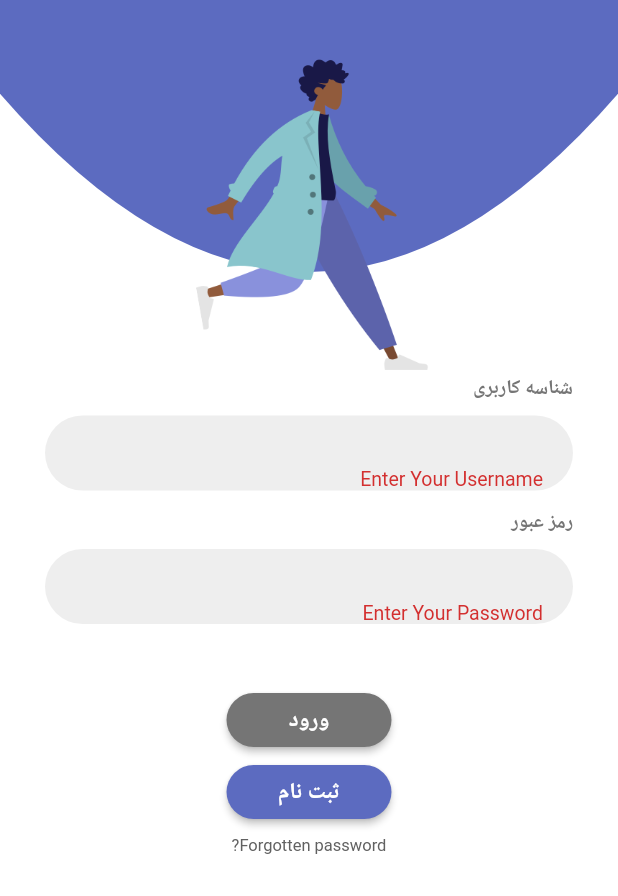
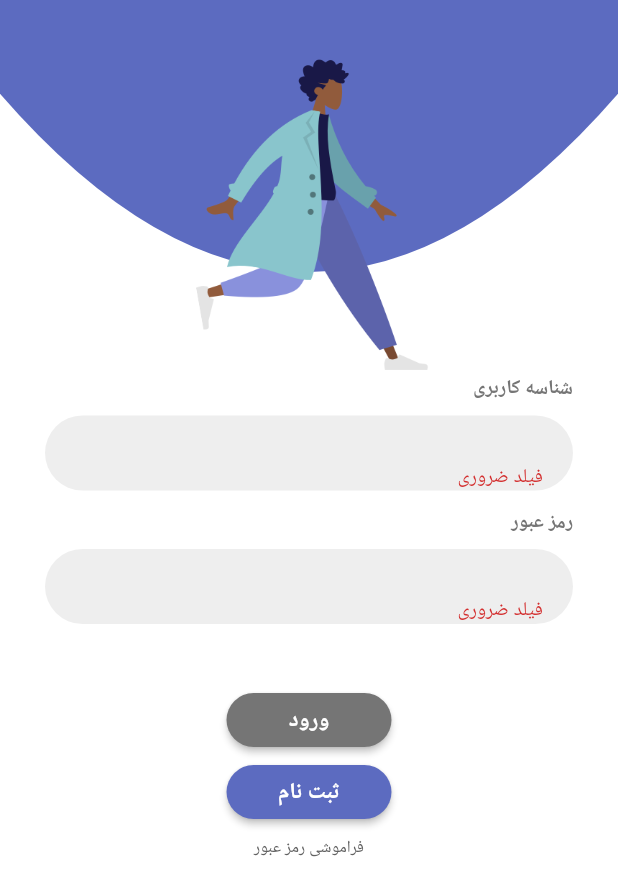
Before and after one commit to payam-zahedi/auth_dropp_api, a Flutter app: the screen it shows after launch, after a tap on "فارسی", after a tap on "ورود", on a phone screen of 412 x 824 dp. Shown: the top 896 px of the screen. Run offline on Flutter 3.47's test engine with Material 2 defaults, Android fonts, the phone set to English and light mode, and no system bars; our stand-ins replace bloc, dio, equatable, flutter_bloc, pin_code_fields.

Commit message:
fix Loging_bloc

```diff
--- a/lang/en.json
+++ b/lang/en.json
@@ -1,5 +1,7 @@
 {
   "emailFieldLabel": "Email",
+  "errorWhileLogin": "Error Occur",
+  "TextFieldError": "Please Enter Information",
   "passFieldLabel": "Password",
   "loginBtnLabel": "Log in",
   "signUpBtnLabel": "Sign Up",
--- a/lang/fa.json
+++ b/lang/fa.json
@@ -1,5 +1,7 @@
 {
   "emailFieldLabel": "ایمیل",
+  "errorWhileLogin": "مشکلی رخ داده است",
+  "TextFieldError": "فیلد ضروری",
   "passFieldLabel": "رمز عبور",
   "loginBtnLabel": "ورود",
   "signUpBtnLabel": "ثبت نام",
--- a/lib/pages/login.dart
+++ b/lib/pages/login.dart
@@ -31,12 +31,12 @@ class _LoginPageState extends State<LoginPage> {
         body: BlocListener<LoginBloc, LoginState>(
           listener: (context, state) {
             if (state is LoginSucceed) {
-              Navigator.push(context, MaterialPageRoute(builder: (context) => ProfilePage()));
+              Navigator.pushReplacement(context, MaterialPageRoute(builder: (context) => ProfilePage()));
             } else if (state is LoginError) {
               Scaffold.of(context).showSnackBar(
                 SnackBar(
                   backgroundColor: Colors.red,
-                  content: Text('Failed'),
+                  content: Text(AppLocalizations.of(context).translate('errorWhileLogin')),
                 ),
               );
             }
@@ -70,7 +70,7 @@ class _LoginPageState extends State<LoginPage> {
                           child: TextFormField(
                             validator: (val) {
                               if (val.isEmpty) {
-                                return 'Enter Your Username';
+                                return AppLocalizations.of(context).translate('TextFieldError');
                               } else {
                                 return null;
                               }
@@ -107,7 +107,7 @@ class _LoginPageState extends State<LoginPage> {
                           child: TextFormField(
                             validator: (val) {
                               if (val.isEmpty) {
-                                return 'Enter Your Password';
+                                return AppLocalizations.of(context).translate('TextFieldError');
                               } else {
                                 return null;
                               }
@@ -186,7 +186,7 @@ class _LoginPageState extends State<LoginPage> {
                         ),
                         Center(
                           child: Text(
-                            'Forgotten password?',
+                            AppLocalizations.of(context).translate('forgetPassword'),
                             style: TextStyle(
                                 color: Colors.grey[700], fontSize: 11),
                           ),
```
Also changed, not shown: lib/bloc/login/login_bloc.dart (+5 -8 lines).
